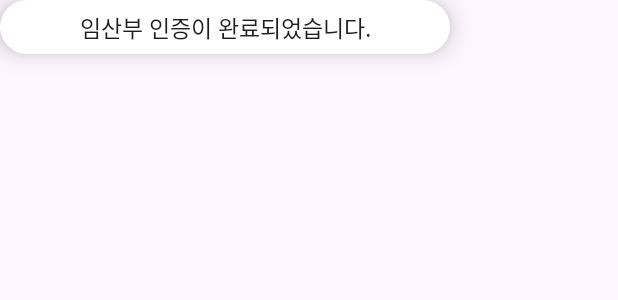
After one commit to kchaeeun/Birth-FRONT, an Android app: the layout custom_toast.xml on its own in the app's theme, with its tools: preview values and no code run, on a phone screen of 412 x 824 dp. The commit adds this screen. Shown: the top 300 px of the screen. Run offline under Robolectric (Android 15) with nearby library versions, the phone set to English and light mode, and no system bars.

Commit message:
feat : 임산부 인증 완료 custom_toast 구현

```diff
--- /dev/null
+++ b/app/src/main/java/kr/ac/duksung/birth/CustomToast.kt
@@ -0,0 +1,23 @@
+package kr.ac.duksung.birth
+
+// CustomToast.kt
+import android.content.Context
+import android.view.LayoutInflater
+import android.widget.TextView
+import android.widget.Toast
+
+object CustomToast {
+    fun showToast(context: Context, message: String) {
+        val inflater = context.getSystemService(Context.LAYOUT_INFLATER_SERVICE) as LayoutInflater
+        var view = inflater.inflate(R.layout.custom_toast, null)
+
+        val textViewMessage = view.findViewById<TextView>(R.id.textViewToastMessage)
+        textViewMessage.text = message
+
+        with(Toast(context)) {
+            duration = Toast.LENGTH_SHORT
+            view = view
+            show()
+        }
+    }
+}
--- a/app/src/main/java/kr/ac/duksung/birth/MainActivity.kt
+++ b/app/src/main/java/kr/ac/duksung/birth/MainActivity.kt
@@ -18,6 +18,10 @@ import java.util.Locale
 
 class MainActivity : AppCompatActivity() {
     private lateinit var binding: ActivityMainBinding
+    private fun showCustomToast(message: String) {
+        CustomToast.showToast(this, message)
+    }
+
     override fun onCreate(savedInstanceState: Bundle?) {
         super.onCreate(savedInstanceState)
         binding = ActivityMainBinding.inflate(layoutInflater)
@@ -63,6 +67,7 @@ class MainActivity : AppCompatActivity() {
         call?.enqueue(object : Callback<Serial?> {
             override fun onResponse(call: Call<Serial?>, response: Response<Serial?>) {
                 if (response.isSuccessful) {
+                    showCustomToast("임산부 인증이 완료되었습니다.")
                     val serial = response.body()
                     val expireDate = serial?.expireDate
                     if (serial != null && expireDate != null) {
--- /dev/null
+++ b/app/src/main/res/drawable/bg_custom_toast.xml
@@ -0,0 +1,11 @@
+<!-- bg_custom_toast.xml -->
+<shape xmlns:android="http://schemas.android.com/apk/res/android"
+        android:shape="rectangle">
+    <padding android:left="0dp"
+            android:right="0dp"
+            android:top="0dp"
+            android:bottom="0dp"
+            />
+    <solid android:color="@color/white" />
+    <corners android:radius="30dp" />
+</shape>
--- /dev/null
+++ b/app/src/main/res/layout/custom_toast.xml
@@ -0,0 +1,27 @@
+<?xml version="1.0" encoding="utf-8"?>
+<androidx.constraintlayout.widget.ConstraintLayout
+        xmlns:android="http://schemas.android.com/apk/res/android"
+        xmlns:app="http://schemas.android.com/apk/res-auto"
+        xmlns:tools="http://schemas.android.com/tools"
+        android:layout_width="300dp"
+        android:layout_height="36dp"
+        android:background="@drawable/bg_custom_toast"
+        android:orientation="vertical"
+        android:elevation="10dp">
+
+    <TextView
+            android:id="@+id/textViewToastMessage"
+            android:layout_width="0dp"
+            android:layout_height="wrap_content"
+            android:textColor="#1E1E1E"
+            android:textSize="15sp"
+            android:lineSpacingExtra="0dp"
+            android:fontFamily="@font/pretendard_regular"
+            android:text="임산부 인증이 완료되었습니다."
+            app:layout_constraintStart_toStartOf="parent"
+            app:layout_constraintEnd_toEndOf="parent"
+            android:textAlignment="center"
+            app:layout_constraintTop_toTopOf="parent"
+            app:layout_constraintBottom_toBottomOf="parent" />
+
+</androidx.constraintlayout.widget.ConstraintLayout>
```
Also changed, not shown: 13 other files.
